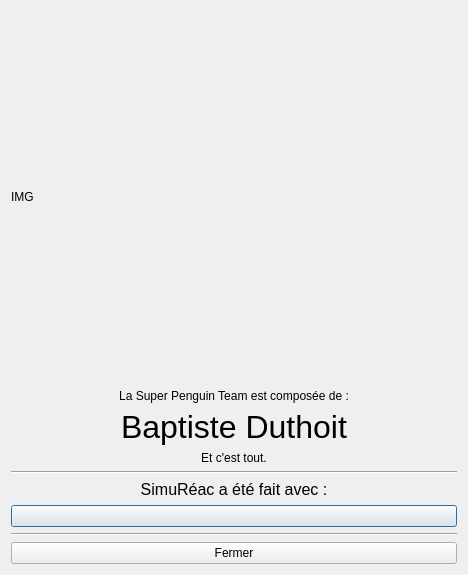
First picture: the form in dialogapropos.ui, repository Bapt5962/Simureac, before the edit.
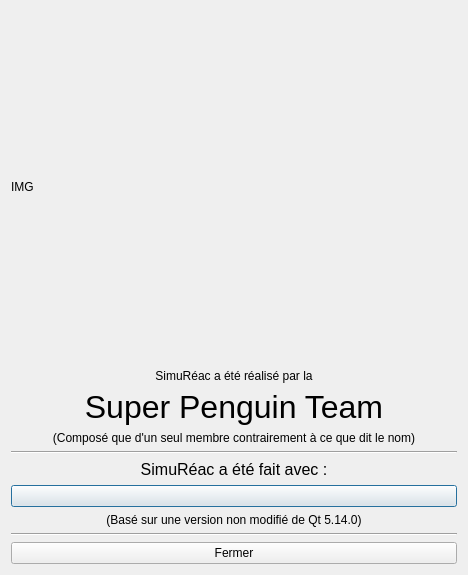
Second picture: the form after the edit.

What changed in the file:
```diff
--- a/dialogapropos.ui
+++ b/dialogapropos.ui
@@ -30,7 +30,7 @@
       </sizepolicy>
      </property>
      <property name="text">
-      <string>La Super Penguin Team est composée de :</string>
+      <string>SimuRéac a été réalisé par la</string>
      </property>
      <property name="alignment">
       <set>Qt::AlignCenter</set>
@@ -53,7 +53,7 @@
       </font>
      </property>
      <property name="text">
-      <string>Baptiste Duthoit</string>
+      <string>Super Penguin Team</string>
      </property>
      <property name="alignment">
       <set>Qt::AlignCenter</set>
@@ -69,7 +69,7 @@
       </sizepolicy>
      </property>
      <property name="text">
-      <string>Et c'est tout.</string>
+      <string>(Composé que d'un seul membre contrairement à ce que dit le nom)</string>
      </property>
      <property name="alignment">
       <set>Qt::AlignCenter</set>
@@ -113,6 +113,22 @@
      </property>
     </widget>
    </item>
+   <item>
+    <widget class="QLabel" name="label_5">
+     <property name="sizePolicy">
+      <sizepolicy hsizetype="Preferred" vsizetype="Maximum">
+       <horstretch>0</horstretch>
+       <verstretch>0</verstretch>
+      </sizepolicy>
+     </property>
+     <property name="text">
+      <string>(Basé sur une version non modifié de Qt 5.14.0)</string>
+     </property>
+     <property name="alignment">
+      <set>Qt::AlignCenter</set>
+     </property>
+    </widget>
+   </item>
    <item>
     <widget class="Line" name="line_2">
      <property name="orientation">
```
